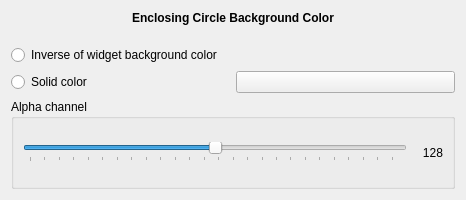
Tulip-Dev/tulip, file plugins/interactor/PathFinder/designer/EnclosingCircleConfiguration.ui: the form before one commit.
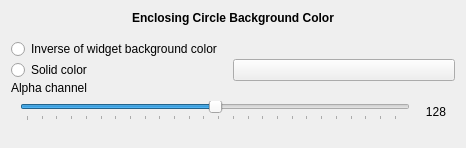
The form after the commit. Custom widgets are drawn as their Qt base class.

Commit message: more QGroupBox replacement in plugins ui

```diff
--- a/plugins/interactor/PathFinder/designer/EnclosingCircleConfiguration.ui
+++ b/plugins/interactor/PathFinder/designer/EnclosingCircleConfiguration.ui
@@ -7,13 +7,16 @@
     <x>0</x>
     <y>0</y>
     <width>466</width>
-    <height>200</height>
+    <height>148</height>
    </rect>
   </property>
   <property name="windowTitle">
    <string>Form</string>
   </property>
   <layout class="QVBoxLayout" name="verticalLayout">
+   <property name="spacing">
+    <number>0</number>
+   </property>
    <item>
     <widget class="QLabel" name="label">
      <property name="sizePolicy">
@@ -58,11 +61,24 @@
     </layout>
    </item>
    <item>
-    <widget class="QGroupBox" name="groupBox">
-     <property name="title">
+    <widget class="QLabel" name="label_3">
+     <property name="sizePolicy">
+      <sizepolicy hsizetype="Expanding" vsizetype="Fixed">
+       <horstretch>0</horstretch>
+       <verstretch>0</verstretch>
+      </sizepolicy>
+     </property>
+     <property name="text">
       <string>Alpha channel</string>
      </property>
+    </widget>
+   </item>
+   <item>
+    <widget class="QFrame" name="frame">
      <layout class="QHBoxLayout" name="horizontalLayout_2">
+      <property name="topMargin">
+       <number>0</number>
+      </property>
       <item>
        <widget class="QSlider" name="alphaSlider">
         <property name="maximum">
```
Left out of the diff: 19 changed lines with no effect on the pictures. The commit also changes 10 other files.
